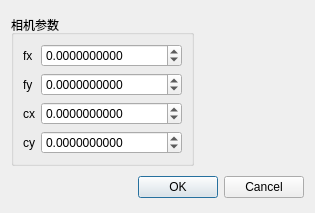
The window that SfM-Qt/CameraSetting.ui (zhangshaos/MonocularSfM-Qt5) describes before a commit, drawn with Qt 5.
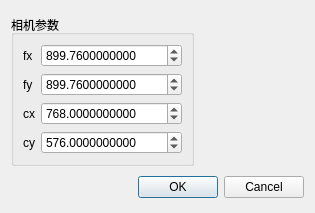
The same window after the commit. Icons and pictures are not drawn.

Diff of the .ui file:
```diff
--- a/SfM-Qt/CameraSetting.ui
+++ b/SfM-Qt/CameraSetting.ui
@@ -72,6 +72,9 @@
         <property name="maximum">
          <double>9999999999.000000000000000</double>
         </property>
+        <property name="value">
+         <double>899.759999999999991</double>
+        </property>
        </widget>
       </item>
       <item row="1" column="1">
@@ -91,6 +94,9 @@
         <property name="maximum">
          <double>9999999999.000000000000000</double>
         </property>
+        <property name="value">
+         <double>899.759999999999991</double>
+        </property>
        </widget>
       </item>
       <item row="2" column="1">
@@ -110,6 +116,9 @@
         <property name="maximum">
          <double>9999999999.000000000000000</double>
         </property>
+        <property name="value">
+         <double>768.000000000000000</double>
+        </property>
        </widget>
       </item>
       <item row="3" column="1">
@@ -129,6 +138,9 @@
         <property name="maximum">
          <double>9999999999.000000000000000</double>
         </property>
+        <property name="value">
+         <double>576.000000000000000</double>
+        </property>
        </widget>
       </item>
       <item row="1" column="0">
```
